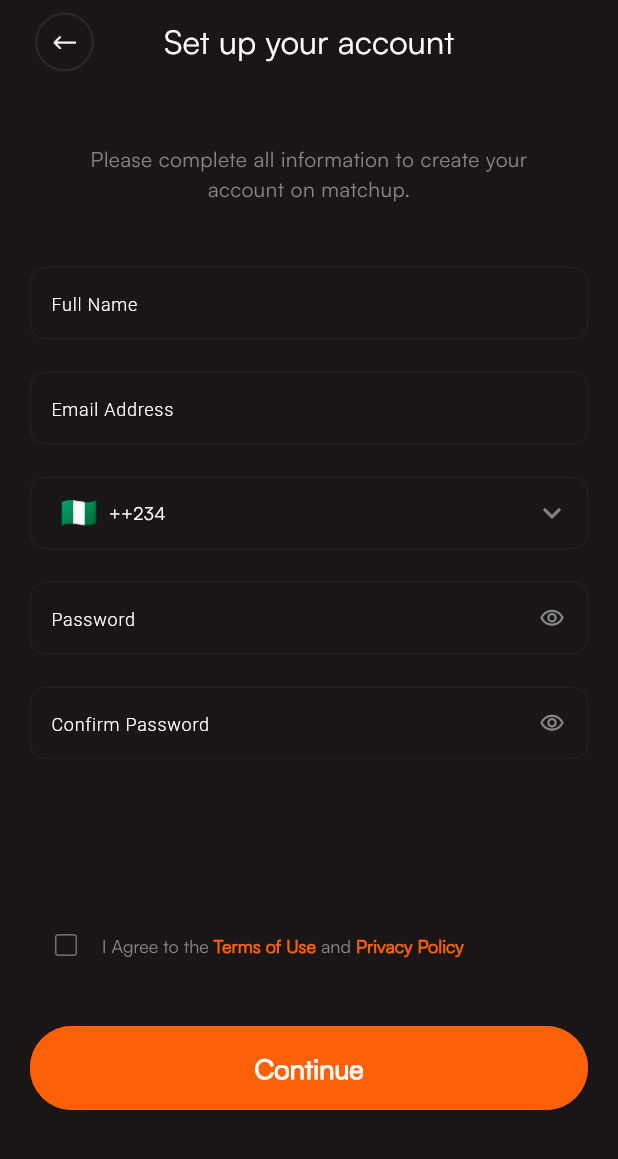
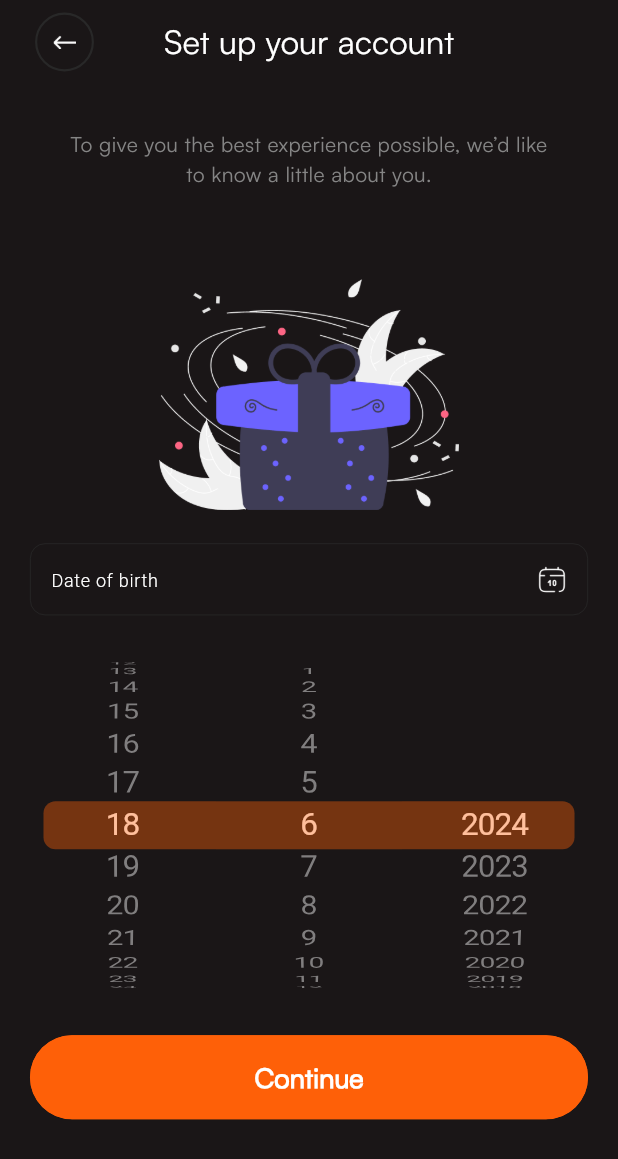
Before and after one commit to thenaijadev/matchup, a Flutter app: the CreateAccountScreen screen opened by its route, after a tap on "Continue", on a phone screen of 412 x 824 dp. Shown: the top 1159 px of the screen. Run offline on Flutter 3.47's test engine with Material 3 defaults, Android fonts, the phone set to English and light mode, and no system bars; our stand-ins replace bloc, country_picker, dio, equatable, flutter_bloc; missing offline and left inert: data_connection_checker_tv; Roboto replaces fonts that are missing (Neue Plak).

Commit message:
Feat:Date of Birth

```diff
--- a/lib/config/router/app_router.dart
+++ b/lib/config/router/app_router.dart
@@ -2,6 +2,7 @@ import 'package:flutter/material.dart';
 import 'package:matchup/config/router/routes.dart';
 import 'package:matchup/core/widgets/error_screen.dart';
 import 'package:matchup/features/auth/presentation/screens/create_account_screen.dart';
+import 'package:matchup/features/auth/presentation/screens/date_of_birth_screen.dart';
 import 'package:matchup/features/onboarding/screens/onboarding_screen.dart';
 import 'package:matchup/features/onboarding/screens/splash_screen.dart';
 
@@ -20,6 +21,10 @@ class AppRouter {
         return MaterialPageRoute(
           builder: (_) => const CreateAccountScreen(),
         );
+      case Routes.dateOfBirth:
+        return MaterialPageRoute(
+          builder: (_) => const DateOfBirthScreen(),
+        );
       default:
         return MaterialPageRoute(
           builder: (_) => const ErrorScreen(),
--- a/lib/config/router/routes.dart
+++ b/lib/config/router/routes.dart
@@ -4,10 +4,11 @@ class Routes {
   static const String login = '/';
   static const String splash = '/splash';
   static const String onboardingScreen = '/onboardingScreen';
+  static const String createAccount = '/createAccount';
+  static const String dateOfBirth = '/dateOfBirth';
 
   static const String phoneNumber = '/phoneNumber';
   static const String otpVerification = '/otpVerification';
-  static const String createAccount = '/createAccount';
   static const String verificationSuccessful = '/verificationSuccessful';
   static const String forgotPassword = '/forgotPassword';
 
--- a/lib/core/widgets/input_field_widget.dart
+++ b/lib/core/widgets/input_field_widget.dart
@@ -29,7 +29,8 @@ class InputFieldWidget extends StatelessWidget {
       this.horizontalContentPadding = 10,
       this.labelPadding =
           const EdgeInsets.symmetric(horizontal: 0, vertical: 0),
-      this.keyboardType = TextInputType.text});
+      this.keyboardType = TextInputType.text,
+      this.readOnly = false});
   final String? label;
   final String hintText;
   final double hintSize;
@@ -47,6 +48,7 @@ class InputFieldWidget extends StatelessWidget {
   final int? maxLines;
   final double enabledBorderRadius;
   final double verticalContentPadding;
+  final bool readOnly;
   final FontWeight fontWeight;
   final Color hintColor;
   final double labelFontSize;
@@ -75,6 +77,7 @@ class InputFieldWidget extends StatelessWidget {
           key: textFieldkey,
           initialValue: initialValue,
           onChanged: onChanged,
+          readOnly: readOnly,
           maxLines: maxLines,
           validator: validator,
           obscureText: obscureText,
--- a/lib/features/auth/presentation/screens/create_account_screen.dart
+++ b/lib/features/auth/presentation/screens/create_account_screen.dart
@@ -1,5 +1,6 @@
 import 'package:country_picker/country_picker.dart';
 import 'package:flutter/material.dart';
+import 'package:matchup/config/router/routes.dart';
 import 'package:matchup/core/widgets/input_field_widget.dart';
 import 'package:matchup/core/widgets/primary_button.dart';
 import 'package:matchup/core/widgets/text_widget.dart';
@@ -242,7 +243,11 @@ class _CreateAccountScreenState extends State<CreateAccountScreen> {
                 height: 30,
               ),
               PrimaryButton(
-                  label: "Continue", onPressed: () {}, isEnabled: true)
+                  label: "Continue",
+                  onPressed: () {
+                    Navigator.of(context).pushNamed(Routes.dateOfBirth);
+                  },
+                  isEnabled: true)
             ],
           ),
         ),
--- /dev/null
+++ b/lib/features/auth/presentation/screens/date_of_birth_screen.dart
@@ -0,0 +1,208 @@
+import 'package:flutter/cupertino.dart';
+import 'package:flutter/material.dart';
+import 'package:matchup/core/widgets/input_field_widget.dart';
+import 'package:matchup/core/widgets/primary_button.dart';
+import 'package:matchup/core/widgets/text_widget.dart';
+
+class DateOfBirthScreen extends StatefulWidget {
+  const DateOfBirthScreen({super.key});
+
+  @override
+  State<DateOfBirthScreen> createState() => _DateOfBirthScreenState();
+}
+
+class _DateOfBirthScreenState extends State<DateOfBirthScreen> {
+  String theDate = "Date of birth";
+  final DateTime _selectedDate = DateTime.now();
+  late TextEditingController controller;
+
+  int _selectedYear = DateTime.now().year;
+  int _selectedMonth = DateTime.now().month;
+  int _selectedDay = DateTime.now().day;
+  @override
+  void initState() {
+    _selectedYear = _selectedDate.year;
+    _selectedMonth = _selectedDate.month;
+    _selectedDay = _selectedDate.day;
+    controller = TextEditingController();
+    super.initState();
+  }
+
+  @override
+  Widget build(BuildContext context) {
+    return Scaffold(
+      appBar: AppBar(
+        backgroundColor: Theme.of(context).colorScheme.background,
+        leading: Transform.translate(
+          offset: const Offset(15, 0),
+          child: Transform.scale(
+            scale: 0.7,
+            child: GestureDetector(
+              onTap: () => Navigator.pop(context),
+              child: Container(
+                padding: const EdgeInsets.all(15),
+                decoration: BoxDecoration(
+                  borderRadius: BorderRadius.circular(100),
+                  border: Border.all(color: const Color(0xff282828), width: 2),
+                ),
+                child: Image.asset(
+                  "assets/images/arrow_back_dark.png",
+                ),
+              ),
+            ),
+          ),
+        ),
+        centerTitle: true,
+        title: TextWidget(
+          text: "Set up your account",
+          fontSize: 22,
+          fontWeight: FontWeight.w500,
+          color: Theme.of(context).colorScheme.inversePrimary,
+        ),
+      ),
+      backgroundColor: Theme.of(context).colorScheme.background,
+      body: Padding(
+        padding: const EdgeInsets.all(20),
+        child: SingleChildScrollView(
+          child: Column(
+            children: [
+              Padding(
+                padding:
+                    const EdgeInsets.symmetric(horizontal: 20.0, vertical: 10),
+                child: TextWidget(
+                    textAlign: TextAlign.center,
+                    color: Theme.of(context).colorScheme.secondary,
+                    text:
+                        "To give you the best experience possible, we’d like to know a little about you."),
+              ),
+              const SizedBox(
+                height: 50,
+              ),
+              Image.asset(
+                "assets/images/birthday.png",
+                width: 200,
+              ),
+              InputFieldWidget(
+                  controller: controller,
+                  onTap: () {},
+                  suffixIcon: Transform.scale(
+                    scale: 0.7,
+                    child: Padding(
+                      padding: const EdgeInsets.all(10.0),
+                      child: Image.asset(
+                        "assets/images/calendar.png",
+                        width: 22,
+                      ),
+                    ),
+                  ),
+                  readOnly: true,
+                  hintSize: 12,
+                  hintColor: Theme.of(context).colorScheme.inversePrimary,
+                  hintText: "Date of birth",
+                  enabledBorderRadius: 10,
+                  onChanged: (val) {}),
+              SizedBox(height: 280, child: _buildDatePicker(context)),
+              PrimaryButton(
+                  label: "Continue", onPressed: () {}, isEnabled: true)
+            ],
+          ),
+        ),
+      ),
+    );
+  }
+
+  Row _buildDatePicker(BuildContext context) {
+    return Row(
+      children: [
+        Expanded(
+          child: CupertinoPicker(
+            selectionOverlay: CupertinoPickerDefaultSelectionOverlay(
+              capEndEdge: false,
+              background:
+                  Theme.of(context).colorScheme.primary.withOpacity(0.4),
+            ),
+            scrollController:
+                FixedExtentScrollController(initialItem: _selectedDay - 1),
+            itemExtent: 32.0,
+            onSelectedItemChanged: (value) {
+              setState(() {
+                _selectedDay = value + 1;
+                controller.text =
+                    '$_selectedDay/$_selectedMonth/$_selectedYear';
+              });
+            },
+            children: List.generate(
+                getDaysInMonth(_selectedYear, _selectedMonth),
+                (index) => Center(child: Text('${index + 1}'))),
+          ),
+        ),
+        Expanded(
+          child: CupertinoPicker(
+            selectionOverlay: CupertinoPickerDefaultSelectionOverlay(
+              capStartEdge: false,
+              capEndEdge: false,
+              background:
+                  Theme.of(context).colorScheme.primary.withOpacity(0.4),
+            ),
+            scrollController:
+                FixedExtentScrollController(initialItem: _selectedMonth - 1),
+            itemExtent: 32.0,
+            onSelectedItemChanged: (value) {
+              setState(() {
+                _selectedMonth = value + 1;
+                controller.text =
+                    '$_selectedDay/$_selectedMonth/$_selectedYear';
+              });
+            },
+            children: List.generate(
+                12, (index) => Center(child: Text('${index + 1}'))),
+          ),
+        ),
+        Expanded(
+          child: CupertinoPicker(
+            selectionOverlay: CupertinoPickerDefaultSelectionOverlay(
+              capStartEdge: false,
+              background:
+                  Theme.of(context).colorScheme.primary.withOpacity(0.4),
+            ),
+            scrollController: FixedExtentScrollController(
+                initialItem: _selectedYear - _selectedDate.year),
+            itemExtent: 32.0,
+            onSelectedItemChanged: (value) {
+              setState(() {
+                _selectedYear = _selectedDate.year - value;
+                controller.text =
+                    '$_selectedDay/$_selectedMonth/$_selectedYear';
+                updateDayList(); // Update days based on new year and month
+              });
+            },
+            children: List.generate(
+                100,
+                (index) =>
+                    Center(child: Text('${_selectedDate.year - index}'))),
+          ),
+        ),
+      ],
+    );
+  }
+
+  void updateDayList() {
+    // Update the list of days based on the selected month and year
+    setState(() {}); // Force rebuild to reflect changes
+  }
+
+  int getDaysInMonth(int year, int month) {
+    // Function to calculate the number of days in a month (considering leap years)
+    if (month == 2) {
+      if (year % 4 == 0 && (year % 100 != 0 || year % 400 == 0)) {
+        return 29; // Leap year
+      } else {
+        return 28;
+      }
+    } else if (month == 4 || month == 6 || month == 9 || month == 11) {
+      return 30;
+    } else {
+      return 31;
+    }
+  }
+}
--- a/pubspec.yaml
+++ b/pubspec.yaml
@@ -33,6 +33,7 @@ dependencies:
   geocoding: ^3.0.0
   animated_splash_screen: ^1.3.0
   country_picker: ^2.0.26
+  intl: ^0.19.0
 dev_dependencies:
   flutter_test:
     sdk: flutter
```
Also changed, not shown: lib/features/auth/presentation/widgets/date_picker_widget.dart (added, +27 -0 lines), assets/images/birthday.png (added), assets/images/calendar.png (added), pubspec.lock.
